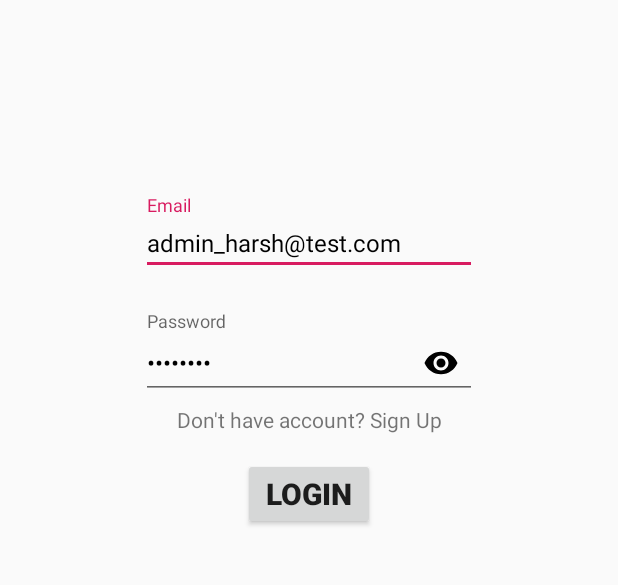
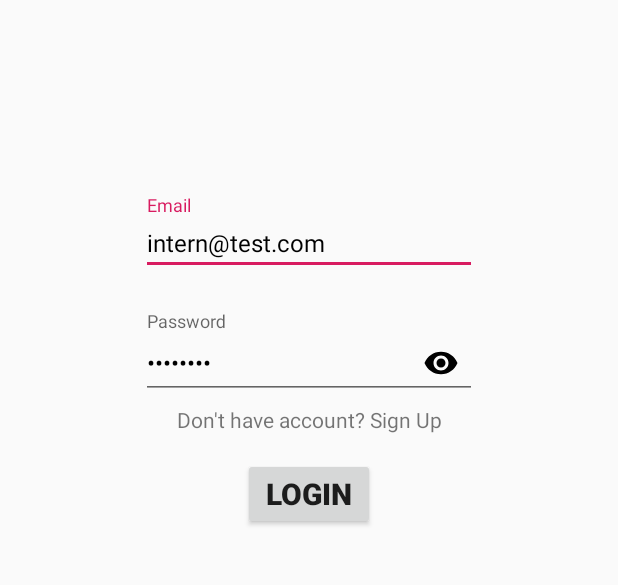
Before and after one commit to Harsh2098/ITSM-Client, an Android app: the screen it shows after launch (MainActivity), on a phone screen of 412 x 824 dp, the part 421-1006 px from its top. Run offline under Robolectric (Android 15) with nearby library versions, the phone set to English and light mode, and no system bars; our stand-ins replace Dagger/Hilt's generated code, navigation-ui.

```diff
--- a/app/src/main/AndroidManifest.xml
+++ b/app/src/main/AndroidManifest.xml
@@ -6,20 +6,18 @@
 
     <application
         android:allowBackup="true"
-        android:icon="@mipmap/ic_launcher"
+        android:icon="@mipmap/main_icon"
         android:label="@string/app_name"
-        android:roundIcon="@mipmap/ic_launcher_round"
+        android:roundIcon="@mipmap/main_icon"
         android:supportsRtl="true"
         android:theme="@style/AppTheme"
         android:usesCleartextTraffic="true">
 
         <activity android:name=".ui.MainActivity">
-
             <intent-filter>
                 <action android:name="android.intent.action.MAIN" />
                 <category android:name="android.intent.category.LAUNCHER" />
             </intent-filter>
-
         </activity>
 
     </application>
--- a/app/src/main/res/layout/fragment_login.xml
+++ b/app/src/main/res/layout/fragment_login.xml
@@ -9,7 +9,7 @@
         android:layout_width="wrap_content"
         android:layout_height="wrap_content"
         android:contentDescription="@string/company_logo"
-        android:src="@mipmap/ml_logo"
+        android:src="@mipmap/ml_banner"
         app:layout_constraintBottom_toBottomOf="parent"
         app:layout_constraintLeft_toLeftOf="parent"
         app:layout_constraintRight_toRightOf="parent"
@@ -34,7 +34,7 @@
             android:layout_height="wrap_content"
             android:ems="12"
             android:inputType="textEmailAddress"
-            android:text="admin_harsh@test.com"
+            android:text="intern@test.com"
             android:textColor="@color/neutral_color"
             android:textSize="16sp" />
 
--- a/app/src/main/res/values/strings.xml
+++ b/app/src/main/res/values/strings.xml
@@ -19,6 +19,7 @@
     <string name="add_configuration">Add configuration</string>
     <string name="set_configuration">Set Configuration</string>
     <string name="logout">Logout</string>
+    <string name="no_data_to_display">No data to display.</string>
 
     <string-array name="designations">
         <item>Vice President</item>
```
Also changed, not shown: app/src/main/java/com/hmproductions/itsmclient/fragment/HomeFragment.kt (+19 -9 lines), app/src/main/res/layout/fragment_home.xml (+13 -0 lines), app/src/main/res/mipmap-hdpi/ml_banner.png (renamed from app/src/main/res/mipmap-hdpi/ml_logo.png), app/src/main/res/mipmap-mdpi/main_icon.png (added).
